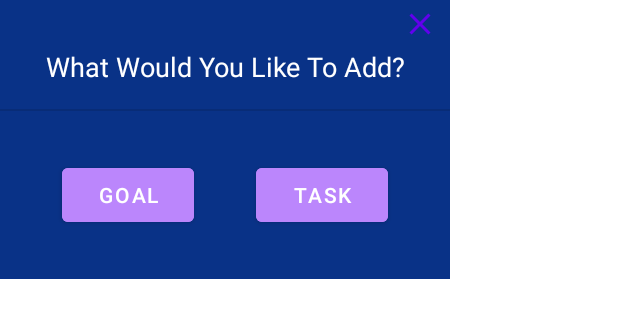
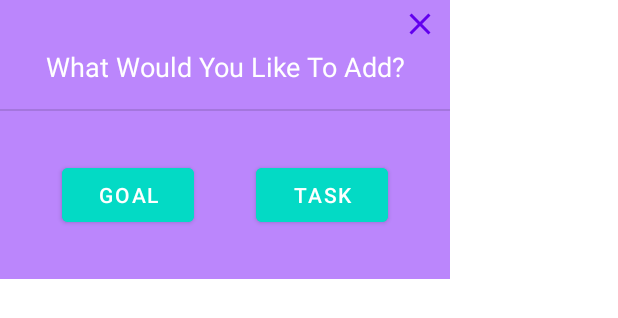
Before and after one commit to NaserSalameh/IP-Imposterless-App, an Android app: the layout fragment_goals_add_choice_popup.xml on its own in the app's theme, with its tools: preview values and no code run, on a phone screen of 412 x 824 dp. Shown: the top 318 px of the screen. Run offline under Robolectric (Android 15) with nearby library versions, the phone set to English and light mode, and no system bars.

Commit message:
Sprint 5: Content + Visual + Fixes Last Changes: - Added popup colors Variables Sprint progress: - Added Back Buttons - Added Logging - Added Content to DB - Added Content across App Sprint TO DO: - Fix BG Color and Font Color Visuals - Fix Popup Visuals! - Fix Font Sizes Across!

```diff
--- a/app/src/main/res/drawable/ic_baseline_close_16.xml
+++ b/app/src/main/res/drawable/ic_baseline_close_16.xml
@@ -1,5 +1,5 @@
 <vector android:height="16dp" android:tint="?attr/colorControlNormal"
     android:viewportHeight="24" android:viewportWidth="24"
     android:width="16dp" xmlns:android="http://schemas.android.com/apk/res/android">
-    <path android:fillColor="@android:color/white" android:pathData="M19,6.41L17.59,5 12,10.59 6.41,5 5,6.41 10.59,12 5,17.59 6.41,19 12,13.41 17.59,19 19,17.59 13.41,12z"/>
+    <path android:fillColor="@color/popup_button" android:pathData="M19,6.41L17.59,5 12,10.59 6.41,5 5,6.41 10.59,12 5,17.59 6.41,19 12,13.41 17.59,19 19,17.59 13.41,12z"/>
 </vector>
--- a/app/src/main/res/layout/fragment_goals_add_choice_popup.xml
+++ b/app/src/main/res/layout/fragment_goals_add_choice_popup.xml
@@ -5,7 +5,7 @@
     android:id="@+id/addChoicePopupConstraintLayout"
     android:layout_width="300dp"
     android:layout_height="wrap_content"
-    android:background="@color/std_background">
+    android:background="@color/popup_background">
 
     <Button
         android:id="@+id/goalsChoicePopupTaskCloseButton"
@@ -26,7 +26,7 @@
         android:layout_marginEnd="125dp"
         android:text="What Would You Like To Add?"
         android:textAlignment="center"
-        android:textColor="@android:color/white"
+        android:textColor="@color/popup_text"
         android:textSize="18sp"
         app:layout_constraintEnd_toEndOf="parent"
         app:layout_constraintStart_toStartOf="parent"
@@ -49,9 +49,9 @@
         android:layout_marginTop="32dp"
         android:layout_marginEnd="16dp"
         android:layout_marginBottom="32dp"
-        android:backgroundTint="@color/std_button"
+        android:backgroundTint="@color/popup_button"
         android:text="Goal"
-        android:textColor="@color/std_text"
+        android:textColor="@color/popup_text"
         app:layout_constraintBottom_toBottomOf="parent"
         app:layout_constraintEnd_toStartOf="@+id/goalsChoicePopupTaskButton"
         app:layout_constraintStart_toStartOf="parent"
@@ -65,9 +65,9 @@
         android:layout_marginTop="32dp"
         android:layout_marginEnd="32dp"
         android:layout_marginBottom="32dp"
-        android:backgroundTint="@color/std_button"
+        android:backgroundTint="@color/popup_button"
         android:text="Task"
-        android:textColor="@color/std_text"
+        android:textColor="@color/popup_text"
         app:layout_constraintBottom_toBottomOf="parent"
         app:layout_constraintEnd_toEndOf="parent"
         app:layout_constraintStart_toEndOf="@+id/goalsChoicePopupGoalButton"
--- a/app/src/main/res/layout/fragment_reflections_task_popup.xml
+++ b/app/src/main/res/layout/fragment_reflections_task_popup.xml
@@ -4,7 +4,7 @@
     xmlns:tools="http://schemas.android.com/tools"
     android:layout_width="300dp"
     android:layout_height="350dp"
-    android:background="@color/std_background">
+    android:background="@color/popup_background">
 
     <Button
         android:id="@+id/reflectionsActivityTaskPopupCloseButton"
@@ -13,7 +13,7 @@
         android:layout_marginTop="8dp"
         android:layout_marginEnd="16dp"
         android:background="@drawable/ic_baseline_close_16"
-        android:textColor="@color/std_text"
+        android:textColor="@color/popup_text"
         app:layout_constraintEnd_toEndOf="parent"
         app:layout_constraintTop_toTopOf="parent" />
 
@@ -26,7 +26,7 @@
         android:layout_marginEnd="125dp"
         android:text="List of Tasks:"
         android:textAlignment="center"
-        android:textColor="@color/std_text"
+        android:textColor="@color/popup_text"
         android:textSize="18sp"
         app:layout_constraintEnd_toEndOf="parent"
         app:layout_constraintStart_toStartOf="parent"
--- a/app/src/main/res/values/colors.xml
+++ b/app/src/main/res/values/colors.xml
@@ -14,6 +14,7 @@
 
     <color name = "popup_text">#FFFFFF</color>
     <color name="popup_background">#FFBB86FC</color>
+    <color name = "popup_button">#FF03DAC5</color>
     <color name = "popup_border"></color>
 
     <color name="std_progress"></color>
```
Also changed, not shown: app/src/main/res/layout/fragment_achievements_popup_activity.xml (+5 -5 lines), app/src/main/res/layout/fragment_goals_add_task_popup.xml (+6 -6 lines), app/src/main/res/layout/fragment_goals_task_popup.xml (+8 -8 lines), app/src/main/res/layout/fragment_reflections_goal_popup.xml (+6 -6 lines).
